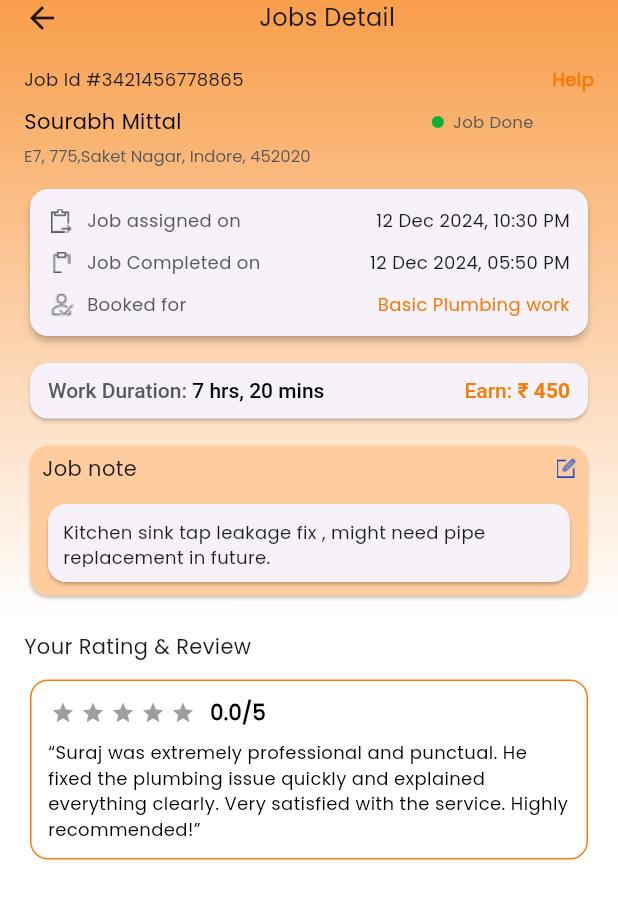
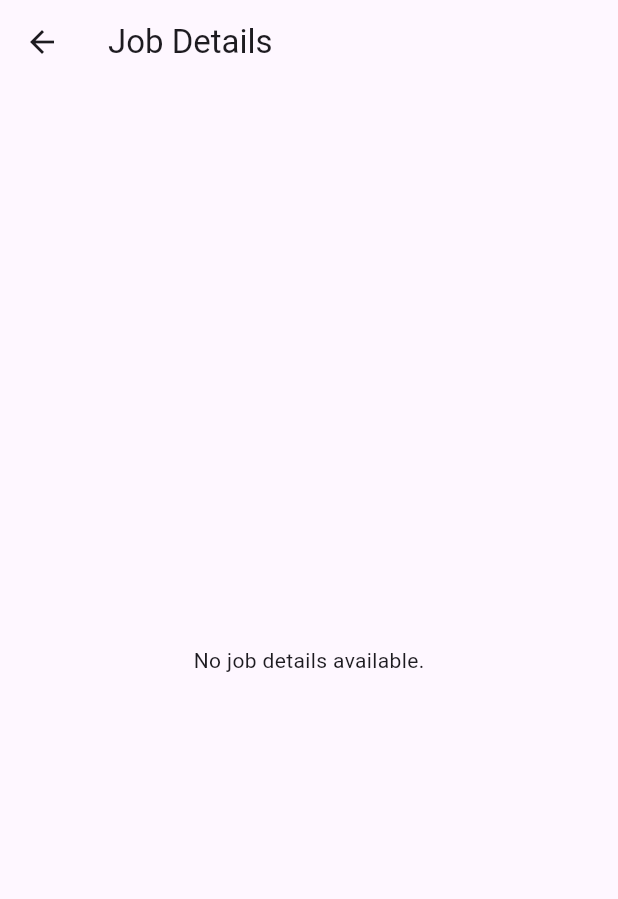
Before and after one commit to spritu/Task_Express, a Flutter app: the JobsDetailsView screen opened by its route, on a phone screen of 412 x 824 dp. Shown: the top 899 px of the screen. Run offline on Flutter 3.47's test engine with Material 3 defaults, Android fonts, the phone set to English and light mode, and no system bars; drawn by our look-alikes of flutter_rating_bar; our stand-ins replace audioplayers, carousel_slider, flutter_chat_types, flutter_chat_ui, flutter_switch, geocoding and 9 more; accounts and stored records are empty; network calls fail.

Commit message:
changes chat and provider home past booking jobs details page

```diff
--- a/lib/app/modules/jobsDetails/views/jobs_details_view.dart
+++ b/lib/app/modules/jobsDetails/views/jobs_details_view.dart
@@ -2,8 +2,10 @@ import 'package:flutter/material.dart';
 import 'package:flutter_rating_bar/flutter_rating_bar.dart';
 
 import 'package:get/get.dart';
+import 'package:intl/intl.dart';
 
 import '../../../../colors.dart';
+import '../../HelpSupport/views/help_support_view.dart';
 import '../controllers/jobs_details_controller.dart';
 
 class JobsDetailsView extends GetView<JobsDetailsController> {
@@ -11,6 +13,59 @@ class JobsDetailsView extends GetView<JobsDetailsController> {
   @override
   Widget build(BuildContext context) {
     Get.put(JobsDetailsController());
+    final Map<String, dynamic> pastJobDetails = Get.arguments ?? {};
+    final List<dynamic>? jobsList = pastJobDetails['jobsDetails'];
+
+    if (jobsList == null || jobsList.isEmpty) {
+      return Scaffold(
+        appBar: AppBar(title: const Text("Job Details")),
+        body: const Center(child: Text("No job details available.")),
+      );
+    }
+
+    final jobs = jobsList;
+
+    // final jobs = pastJobDetails['jobsDetails'] ?? {};
+    print('jobsData:$jobs');
+
+    final jobId = jobs[0]['_id'].toString();
+
+    final fullName =
+        "${jobs[0]['bookedBy']['firstName'].toString()} ${jobs[0]['bookedBy']['lastName'].toString()}";
+    final city = jobs[0]['bookedBy']['city'].toString();
+    final completeJob = jobs[0]['completeJob']?.toString() ?? '0';
+    final jobStatusText = completeJob == '1' ? 'Job Done' : 'Not Done';
+
+    ///start time
+    final jobStartTimeRaw = jobs[0]['jobStartTime'].toString();
+    DateTime jobStartTime =
+        DateTime.tryParse(jobStartTimeRaw)?.toLocal() ?? DateTime.now();
+    String formattedTime = DateFormat(
+      "dd MMM yyyy, hh:mm a",
+    ).format(jobStartTime);
+
+    /// End time
+    final jobComplete = jobs[0]['jobEndTime'].toString() ?? '';
+    DateTime jobEndTime =
+        DateTime.tryParse(jobComplete)?.toLocal() ?? DateTime.now();
+    String formattedTime2 = DateFormat(
+      "dd MMM yyyy, hh:mm a",
+    ).format(jobEndTime);
+
+    ///category name
+    final category = jobs[0]['bookServices'][0]['name'].toString();
+
+    ///  Work Duration
+    final duration = jobEndTime.difference(jobStartTime);
+
+    final hours = duration.inHours;
+    final minutes = duration.inMinutes.remainder(60);
+
+    String workDuration = "${hours} hrs, ${minutes} mins";
+
+    // Earning
+    final pay = jobs[0]['pay'].toString();
+
     return Scaffold(
       body: Container(
         height: MediaQuery.of(context).size.height,
@@ -25,10 +80,12 @@ class JobsDetailsView extends GetView<JobsDetailsController> {
                 Row(
                   mainAxisAlignment: MainAxisAlignment.spaceBetween,
                   children: [
-                    InkWell(onTap: (){
+                    InkWell(
+                      onTap: () {
                         Get.back();
                       },
-                        child: Icon(Icons.arrow_back)),
+                      child: Icon(Icons.arrow_back),
+                    ),
                     Text(
                       "Jobs Detail",
                       style: TextStyle(
@@ -48,7 +105,7 @@ class JobsDetailsView extends GetView<JobsDetailsController> {
                         mainAxisAlignment: MainAxisAlignment.spaceBetween,
                         children: [
                           Text(
-                            "Job Id #3421456778865",
+                            "Job Id $jobId",
                             style: TextStyle(
                               fontSize: 12,
                               fontWeight: FontWeight.w500,
@@ -56,7 +113,9 @@ class JobsDetailsView extends GetView<JobsDetailsController> {
                             ),
                           ),
                           InkWell(
-                            onTap: () {},
+                            onTap: () {
+                              Get.to(() => HelpSupportView());
+                            },
                             child: Text(
                               "Help",
                               style: TextStyle(
@@ -83,7 +142,7 @@ class JobsDetailsView extends GetView<JobsDetailsController> {
                                 children: [
                                   // Name - takes remaining space
                                   Text(
-                                    "Sourabh Mittal",
+                                    fullName,
                                     style: TextStyle(
                                       fontFamily: "Poppins",
                                       fontSize: 14,
@@ -94,10 +153,11 @@ class JobsDetailsView extends GetView<JobsDetailsController> {
 
                                   SizedBox(
                                     width:
-                                    MediaQuery.of(context).size.width*0.4,
+                                        MediaQuery.of(context).size.width * 0.4,
                                   ),
-                                  Row(mainAxisAlignment: MainAxisAlignment.end,
-                                    children: const [
+                                  Row(
+                                    mainAxisAlignment: MainAxisAlignment.end,
+                                    children: [
                                       Icon(
                                         Icons
                                             .fiber_manual_record, // this gives you a dot look
@@ -106,7 +166,7 @@ class JobsDetailsView extends GetView<JobsDetailsController> {
                                       ),
                                       SizedBox(width: 4),
                                       Text(
-                                        "Job Done",
+                                        jobStatusText,
                                         style: TextStyle(
                                           fontFamily: "Poppins",
                                           fontSize: 11,
@@ -121,10 +181,10 @@ class JobsDetailsView extends GetView<JobsDetailsController> {
 
                               SizedBox(height: 5),
                               RichText(
-                                text: const TextSpan(
+                                text: TextSpan(
                                   children: [
                                     TextSpan(
-                                      text: "E7, 775,",
+                                      text: city,
                                       style: TextStyle(
                                         fontFamily: "Poppins",
                                         fontSize: 11,
@@ -132,15 +192,15 @@ class JobsDetailsView extends GetView<JobsDetailsController> {
                                         color: Color(0xFF595959),
                                       ),
                                     ),
-                                    TextSpan(
-                                      text: "Saket Nagar, Indore, 452020",
-                                      style: TextStyle(
-                                        fontFamily: "Poppins",
-                                        fontSize: 11,
-                                        fontWeight: FontWeight.w500,
-                                        color: Color(0xFF595959),
-                                      ),
-                                    ),
+                                    // TextSpan(
+                                    //   text: " Saket Nagar, Indore, 452020",
+                                    //   style: TextStyle(
+                                    //     fontFamily: "Poppins",
+                                    //     fontSize: 11,
+                                    //     fontWeight: FontWeight.w500,
+                                    //     color: Color(0xFF595959),
+                                    //   ),
+                                    // ),
                                   ],
                                 ),
                               ),
@@ -161,19 +221,19 @@ class JobsDetailsView extends GetView<JobsDetailsController> {
                               buildListTile(
                                 "assets/images/jobasing.png",
                                 "Job assigned on",
-                                "12 Dec 2024, 10:30 PM",
+                                formattedTime,
                               ),
                               const SizedBox(height: 10),
                               buildListTile(
                                 "assets/images/jobcomp.png",
                                 "Job Completed on",
-                                "12 Dec 2024, 05:50 PM",
+                                formattedTime2,
                               ),
                               const SizedBox(height: 10),
                               buildListTile(
                                 "assets/images/userline.png",
                                 "Booked for",
-                                "Basic Plumbing work",
+                                category,
                                 highlightRightText: true,
                               ),
                             ],
@@ -199,7 +259,7 @@ class JobsDetailsView extends GetView<JobsDetailsController> {
                                         fontFamily: "Poppins",
                                         fontWeight: FontWeight.w500,
                                       ),
-                                      children: const [
+                                      children: [
                                         TextSpan(
                                           text: "Work Duration: ",
                                           style: TextStyle(
@@ -207,7 +267,7 @@ class JobsDetailsView extends GetView<JobsDetailsController> {
                                           ),
                                         ),
                                         TextSpan(
-                                          text: "7 hrs, 20 mins",
+                                          text: workDuration,
                                           style: TextStyle(color: Colors.black),
                                         ),
                                       ],
@@ -215,7 +275,7 @@ class JobsDetailsView extends GetView<JobsDetailsController> {
                                   ),
                                 ),
                                 RichText(
-                                  text: const TextSpan(
+                                  text: TextSpan(
                                     style: TextStyle(
                                       fontFamily: "Poppins",
                                       fontSize: 14,
@@ -229,7 +289,7 @@ class JobsDetailsView extends GetView<JobsDetailsController> {
                                         ),
                                       ),
                                       TextSpan(
-                                        text: "₹ 450",
+                                        text: "₹ $pay",
                                         style: TextStyle(
                                           fontWeight: FontWeight.w700,
                                           color: Color(0xFFF67C0A),
@@ -245,65 +305,65 @@ class JobsDetailsView extends GetView<JobsDetailsController> {
                       ),
 
                       SizedBox(height: 10),
-                      Card(
-                        child: Container(
-                          height: 100,
-                          width: double.infinity,
-                          decoration: BoxDecoration(
-                            borderRadius: BorderRadius.circular(12),
-                            color: Color(0xFFFFCC9E),
-                          ),
-                          child: Padding(
-                            padding: const EdgeInsets.symmetric(
-                              horizontal: 8.0,
-                              vertical: 5,
-                            ),
-                            child: Column(
-                              children: [
-                                Row(
-                                  mainAxisAlignment:
-                                  MainAxisAlignment.spaceBetween,
-                                  children: [
-                                    Text(
-                                      "Job note",
-                                      style: TextStyle(
-                                        fontWeight: FontWeight.w500,
-                                        fontSize: 14,
-                                        fontFamily: "poppins",
-                                      ),
-                                    ),
-                                    Image.asset("assets/images/edit.png"),
-                                  ],
-                                ),
-                                SizedBox(height: 10),
-                                Card(
-                                  child: Container(
-                                    padding: EdgeInsets.symmetric(
-                                      horizontal: 10,
-                                      vertical: 10,
-                                    ),
-                                    height: 52,
-                                    width: 352,
-                                    decoration: BoxDecoration(
-                                      borderRadius: BorderRadius.circular(12),
-                                    ),
-                                    child: Text(
-                                      "Kitchen sink tap leakage fix , might need pipe\nreplacement in future.",
-                                      style: TextStyle(
-                                        fontSize: 12,
-                                        fontWeight: FontWeight.w400,
-                                        fontFamily: "poppins",
-                                      ),
-                                      textAlign: TextAlign.start,
-                                    ),
-                                  ),
-                                ),
-                              ],
-                            ),
-                          ),
-                        ),
-                      ),
-                      SizedBox(height: 20),
+
+                      // Card(
+                      //   child: Container(
+                      //     height: 100,
+                      //     width: double.infinity,
+                      //     decoration: BoxDecoration(
+                      //       borderRadius: BorderRadius.circular(12),
+                      //       color: Color(0xFFFFCC9E),
+                      //     ),
+                      //     child: Padding(
+                      //       padding: const EdgeInsets.symmetric(
+                      //         horizontal: 8.0,
+                      //         vertical: 5,
+                      //       ),
+                      //       child: Column(
+                      //         children: [
+                      //           Row(
+                      //             mainAxisAlignment:
+                      //                 MainAxisAlignment.spaceBetween,
+                      //             children: [
+                      //               Text(
+                      //                 "Job note",
+                      //                 style: TextStyle(
+                      //                   fontWeight: FontWeight.w500,
+                      //                   fontSize: 14,
+                      //                   fontFamily: "poppins",
+                      //                 ),
+                      //               ),
+                      //               Image.asset("assets/images/edit.png"),
+                      //             ],
+                      //           ),
+                      //           SizedBox(height: 10),
+                      //           Card(
+                      //             child: Container(
+                      //               padding: EdgeInsets.symmetric(
+                      //                 horizontal: 10,
+                      //                 vertical: 10,
+                      //               ),
+                      //               height: 52,
+                      //               width: 352,
+                      //               decoration: BoxDecoration(
+                      //                 borderRadius: BorderRadius.circular(12),
+                      //               ),
+                      //               child: Text(
+                      //                 "Kitchen sink tap leakage fix , might need pipe\nreplacement in future.",
+                      //                 style: TextStyle(
+                      //                   fontSize: 12,
+                      //                   fontWeight: FontWeight.w400,
+                      //                   fontFamily: "poppins",
+                      //                 ),
+                      //                 textAlign: TextAlign.start,
+                      //               ),
+                      //             ),
+                      //           ),
+                      //         ],
+                      //       ),
+                      //     ),
+                      //   ),
+                      // ),
                       Column(
                         crossAxisAlignment: CrossAxisAlignment.start,
                         children: [
@@ -316,10 +376,13 @@ class JobsDetailsView extends GetView<JobsDetailsController> {
                             ),
                           ),
                           const SizedBox(height: 8),
-                          Card(color: Colors.white,
+                          Card(
+                            color: Colors.white,
                             shape: RoundedRectangleBorder(
                               borderRadius: BorderRadius.circular(12),
-                              side: BorderSide(color: Color(0xFFF67C0A)), // orange border
+                              side: BorderSide(
+                                color: Color(0xFFF67C0A),
+                              ), // orange border
                             ),
                             elevation: 0,
                             child: Padding(
@@ -327,7 +390,6 @@ class JobsDetailsView extends GetView<JobsDetailsController> {
                               child: Column(
                                 crossAxisAlignment: CrossAxisAlignment.start,
                                 children: [
-
                                   Row(
                                     children: [
                                       RatingBar.builder(
@@ -337,17 +399,22 @@ class JobsDetailsView extends GetView<JobsDetailsController> {
                                         allowHalfRating: true,
                                         itemCount: 5,
                                         itemSize: 16,
-                                        itemPadding: const EdgeInsets.symmetric(horizontal: 2.0),
-                                        itemBuilder: (context, _) => const Icon(
+                                        itemPadding: const EdgeInsets.symmetric(
+                                          horizontal: 2.0,
+                                        ),
+                                        itemBuilder:
+                                            (context, _) => const Icon(
                                               Icons.star,
                                               color: Color(0xFFFFC107),
                                             ),
                                         onRatingUpdate: (rating) {
-                                          controller.rating.value = rating; // ✅ Update value
+                                          controller.rating.value =
+                                              rating; // ✅ Update value
                                         },
                                       ),
                                       const SizedBox(width: 8),
-                                      Obx(() => Text(
+                                      Obx(
+                                        () => Text(
                                           "${controller.rating.value.toStringAsFixed(1)}/5", // ✅ Reactive value
                                           style: const TextStyle(
                                             fontFamily: "Poppins",
@@ -355,7 +422,8 @@ class JobsDetailsView extends GetView<JobsDetailsController> {
                                             fontWeight: FontWeight.w600,
                                             color: Colors.black,
                                           ),
-                                      )),
+                                        ),
+                                      ),
                                     ],
                                   ),
                                   const SizedBox(height: 8),
@@ -373,8 +441,7 @@ class JobsDetailsView extends GetView<JobsDetailsController> {
                             ),
                           ),
                         ],
-                      )
-
+                      ),
                     ],
                   ),
                 ),
--- a/lib/app/modules/provider_chat/controllers/provider_chat_controller.dart
+++ b/lib/app/modules/provider_chat/controllers/provider_chat_controller.dart
@@ -61,7 +61,7 @@ class ProviderChatController extends GetxController {
     userId.value = prefs.getString('userId') ?? '';
     firstName.value = prefs.getString('firstName') ?? '';
     lastName.value = prefs.getString('lastName') ?? '';
-    print("hbhhbhbhbhb:${userId.value}");
+    print("hbhhbhbhbhb:${userImg.value}");
 
     if (userId.isEmpty) {
       print('❌ User ID not found in SharedPreferences');
@@ -78,7 +78,9 @@ class ProviderChatController extends GetxController {
     if (data != null) {
       receiverId = data['receiverId'] ?? '';
       receiverName.value = data['receiverName'] ?? 'No Name';
-      receiverImage.value = data['receiverImage'] ?? '';
+      final receiverImgPath = data['receiverImage'] ?? '';
+      receiverImage.value = '$baseUrl$receiverImgPath';
+
       print('✅ Receiver ID: $receiverId');
       print('✅ Receiver Name: $receiverName');
       print('✅ Receiver Image: $receiverImage');
--- a/lib/app/modules/provider_home/controllers/provider_home_controller.dart
+++ b/lib/app/modules/provider_home/controllers/provider_home_controller.dart
@@ -735,6 +735,7 @@ class ProviderHomeController extends GetxController {
   }
 
   RxList<Map<String, dynamic>> pastBookings = <Map<String, dynamic>>[].obs;
+  final RxBool showAllPastBookings = false.obs;
 
   Future<void> fetchPastBookings() async {
     final prefs = await SharedPreferences.getInstance();
```
Also changed, not shown: lib/app/modules/jobs/views/jobs_view.dart (+76 -59 lines), lib/app/modules/provider_chat/views/provider_chat_view.dart (+19 -6 lines), lib/app/modules/provider_home/views/provider_home_view.dart (+66 -14 lines). Lines whose indentation alone changed are shown as unchanged.
